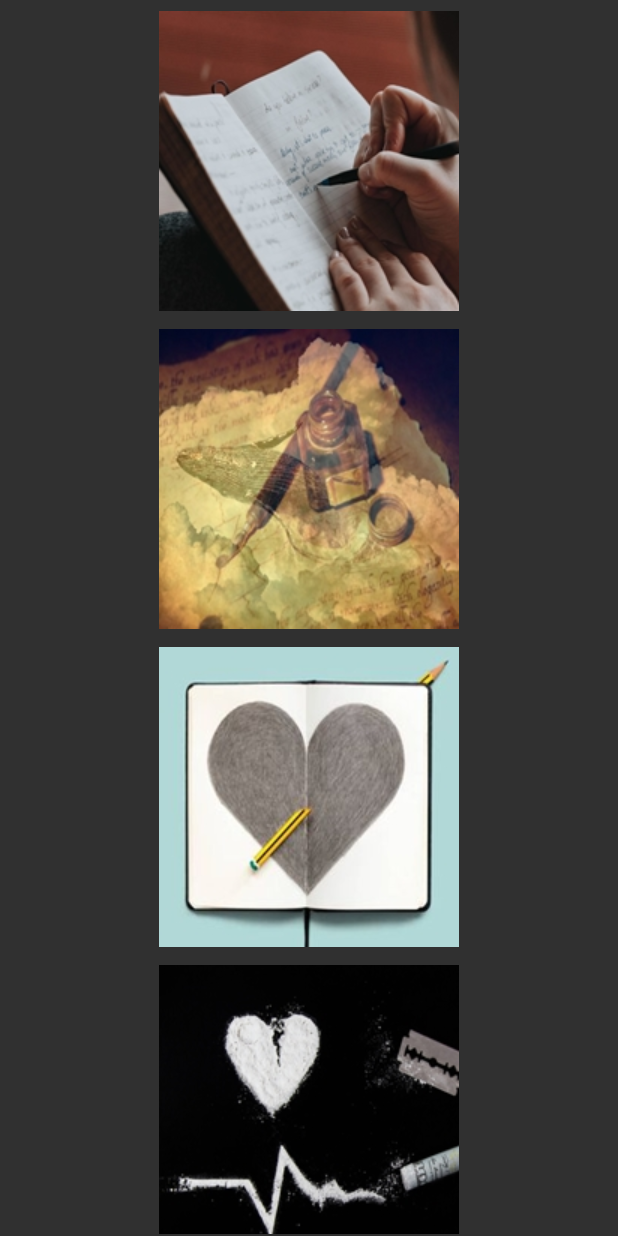
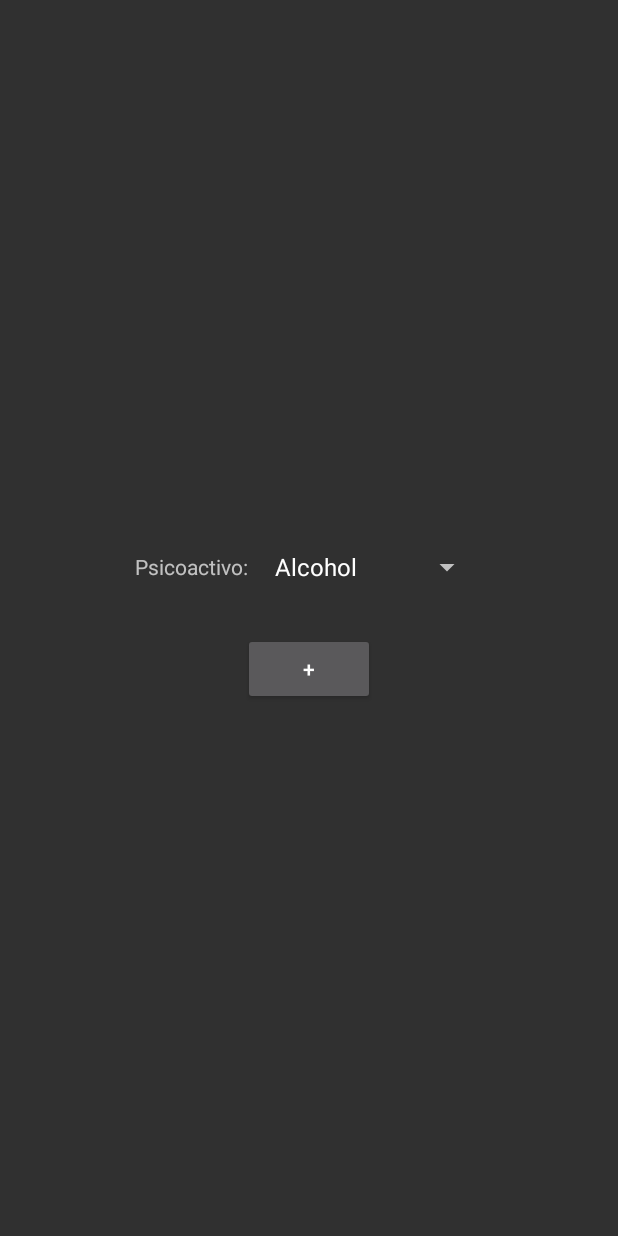
Before and after one commit to felipedelosh/LifeRegisterAPP, an Android app: the Diary screen opened directly, with no data from a screen before it, after a tap on an icon or button, on a phone screen of 412 x 824 dp. Run offline under Robolectric (Android 15) with nearby library versions, the phone set to English and light mode, and no system bars.

Commit message:
drugs control in database

```diff
--- a/app/src/main/AndroidManifest.xml
+++ b/app/src/main/AndroidManifest.xml
@@ -14,6 +14,9 @@
         android:roundIcon="@mipmap/ic_launcher_round"
         android:supportsRtl="true"
         android:theme="@style/Theme.AppCompat.NoActionBar">
+        <activity
+            android:name=".Drug_Diary_Counter"
+            android:exported="false" />
         <activity
             android:name=".Gratirude_Diary"
             android:exported="false" />
--- a/app/src/main/java/com/example/liferegisterdiary/Controller.java
+++ b/app/src/main/java/com/example/liferegisterdiary/Controller.java
@@ -115,7 +115,7 @@ public class Controller implements Parcelable {
     }
 
     public String health(){
-        return "Estoy en la controladora";
+        return timeController.timeStampH();
     }
 
     public void popPupMesage(Context context,String txt){
--- a/app/src/main/java/com/example/liferegisterdiary/DatabaseController.java
+++ b/app/src/main/java/com/example/liferegisterdiary/DatabaseController.java
@@ -20,6 +20,7 @@ public class DatabaseController extends SQLiteOpenHelper implements Serializable
     public static final String TABLE_PERSONAL_PAGE_DIARY = "t_personal_page_diary";
     public static final String TABLE_PERSONAL_DREAM_DIARY = "t_personal_dream_diary";
     public static final String TABLE_PERSONAL_GRATITUDE_DIARY = "t_personal_gratitude_diary";
+    public static final String TABLE_PERSONAL_DRUGS_COUNTER = "t_personal_drugs_counter";
 
 
     public DatabaseController(@Nullable Context context) {
@@ -63,6 +64,11 @@ public class DatabaseController extends SQLiteOpenHelper implements Serializable
                 "timeStamp TEXT NOT NULL" +
                 ")");
 
+        db.execSQL("create table if not exists " + TABLE_PERSONAL_DRUGS_COUNTER + "(" +
+                "timeStampH TEXT NOT NULL," +
+                "drugName TEXT NOT NULL," +
+                "PRIMARY KEY (timeStampH, drugName) " +
+                ")");
     }
 
     @Override
--- a/app/src/main/java/com/example/liferegisterdiary/Diary.java
+++ b/app/src/main/java/com/example/liferegisterdiary/Diary.java
@@ -54,7 +54,8 @@ public class Diary extends AppCompatActivity {
         btn_psicotrope_diary.setOnClickListener(new View.OnClickListener() {
             @Override
             public void onClick(View v) {
-
+                Intent launchDrugDiaryView = new Intent(getApplicationContext(), Drug_Diary_Counter.class);
+                startActivity(launchDrugDiaryView);
             }
         });
     }
--- /dev/null
+++ b/app/src/main/java/com/example/liferegisterdiary/Drug_Diary_Counter.java
@@ -0,0 +1,79 @@
+package com.example.liferegisterdiary;
+
+import androidx.appcompat.app.AppCompatActivity;
+
+import android.content.Intent;
+import android.os.Bundle;
+import android.view.View;
+import android.widget.ArrayAdapter;
+import android.widget.Button;
+import android.widget.Spinner;
+import android.widget.Toast;
+
+import java.util.List;
+
+import db.DbDrugsDiary;
+
+public class Drug_Diary_Counter extends AppCompatActivity {
+
+    private Spinner spinnerDrugsCounter;
+    private Button btnSaveDrugEvent;
+    private TimeController timeController;
+
+    @Override
+    protected void onCreate(Bundle savedInstanceState) {
+        super.onCreate(savedInstanceState);
+        setContentView(R.layout.activity_drug_diary_counter);
+
+        timeController = new TimeController();
+
+        spinnerDrugsCounter = findViewById(R.id.spinnerDrugsCounter);
+        updateSpinnerDrugsList();
+
+        setUpView();
+    }
+
+
+    private void setUpView(){
+
+        btnSaveDrugEvent = findViewById(R.id.btnSaveDrugEvent);
+        btnSaveDrugEvent.setOnClickListener(new View.OnClickListener() {
+            @Override
+            public void onClick(View v) {
+                if(validateText(spinnerDrugsCounter.getSelectedItem().toString().trim())){
+
+                    String timeStampH = timeController.timeStampH();
+                    DbDrugsDiary dbDrugsDiary = new DbDrugsDiary(Drug_Diary_Counter.this);
+                    Long id = dbDrugsDiary.insertDrugCount(timeStampH, spinnerDrugsCounter.getSelectedItem().toString().trim());
+
+                    if(id > 0){
+                        Toast.makeText(Drug_Diary_Counter.this, "Psichodelic Save", Toast.LENGTH_LONG).show();
+                    }else{
+                        Toast.makeText(Drug_Diary_Counter.this, "Not save Wait...", Toast.LENGTH_LONG).show();
+                    }
+
+
+                }
+            }
+        });
+
+    }
+
+    public void updateSpinnerDrugsList(){
+
+        DbDrugsDiary dbDrugsDiary = new DbDrugsDiary(Drug_Diary_Counter.this);
+        List<String> drugsList = dbDrugsDiary.getDrugsList();
+
+        String [] spinerOptions = new String[drugsList.size()];
+        for(int i=0;i<drugsList.size();i++){
+            spinerOptions[i] = drugsList.get(i);
+        }
+
+        ArrayAdapter<String> adapter = new ArrayAdapter<String>(this, R.layout.support_simple_spinner_dropdown_item, spinerOptions);
+        spinnerDrugsCounter.setAdapter(adapter);
+    }
+
+    public boolean validateText(String txt){
+        return txt != "" && txt.trim() != "" && txt.trim().length() > 0;
+    }
+}
--- /dev/null
+++ b/app/src/main/res/layout/activity_drug_diary_counter.xml
@@ -0,0 +1,56 @@
+<?xml version="1.0" encoding="utf-8"?>
+<LinearLayout xmlns:android="http://schemas.android.com/apk/res/android"
+    xmlns:tools="http://schemas.android.com/tools"
+    android:layout_width="match_parent"
+    android:layout_height="match_parent"
+    android:layout_marginLeft="15dp"
+    android:layout_marginRight="15dp"
+    tools:context=".Drug_Diary_Counter">
+
+    <LinearLayout
+        android:layout_width="match_parent"
+        android:layout_height="wrap_content"
+        android:layout_gravity="center"
+        android:orientation="vertical">
+
+
+        <LinearLayout
+            android:layout_width="match_parent"
+            android:layout_height="match_parent"
+            android:gravity="center"
+            android:orientation="horizontal">
+
+            <TextView
+                android:layout_width="wrap_content"
+                android:layout_height="wrap_content"
+                android:layout_marginRight="10dp"
+                android:text="@string/lbl_help_insert_psichoactive"
+                />
+
+            <Spinner
+                android:id="@+id/spinnerDrugsCounter"
+                android:layout_width="wrap_content"
+                android:layout_height="wrap_content"/>
+
+
+        </LinearLayout>
+
+        <LinearLayout
+            android:layout_width="match_parent"
+            android:layout_height="wrap_content"
+            android:orientation="horizontal"
+            android:gravity="center"
+            android:layout_marginTop="20dp">
+
+            <Button
+                android:id="@+id/btnSaveDrugEvent"
+                android:layout_width="wrap_content"
+                android:layout_height="wrap_content"
+                android:text="+"/>
+
+        </LinearLayout>
+
+
+    </LinearLayout>
+
+</LinearLayout>
--- a/app/src/main/res/layout/activity_gratirude_diary.xml
+++ b/app/src/main/res/layout/activity_gratirude_diary.xml
@@ -1,6 +1,5 @@
 <?xml version="1.0" encoding="utf-8"?>
 <LinearLayout xmlns:android="http://schemas.android.com/apk/res/android"
-    xmlns:app="http://schemas.android.com/apk/res-auto"
     xmlns:tools="http://schemas.android.com/tools"
     android:layout_width="match_parent"
     android:layout_height="match_parent"
--- a/app/src/main/res/values/strings.xml
+++ b/app/src/main/res/values/strings.xml
@@ -20,6 +20,7 @@
     <string name="app_register_mesage_5">Eres chico o chica?</string>
     <string name="app_register_mesage_6">Fecha de nacimiento</string>
     <string name="lbl_help_insert_title">Ingrese Nombre psicoactivo</string>
+    <string name="lbl_help_insert_psichoactive">Psicoactivo:</string>
     <string name="lbl_detonant">detonante:</string>
     <string name="lbl_help_detonant">Que situación ocurrio para detonar el consumo?</string>
     <string name="lbl_result">resultado:</string>
```
Also changed, not shown: app/src/main/java/com/example/liferegisterdiary/TimeController.java (+17 -0 lines), app/src/main/java/db/DbDrugsDiary.java (+20 -0 lines).
